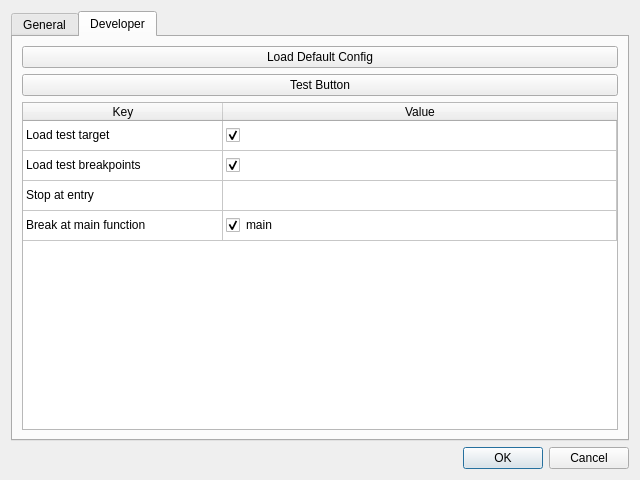
Above: resources/designer/settingsDialog.ui from jetedonner/LLDBPyGUI before the change. Below: the same form after it.
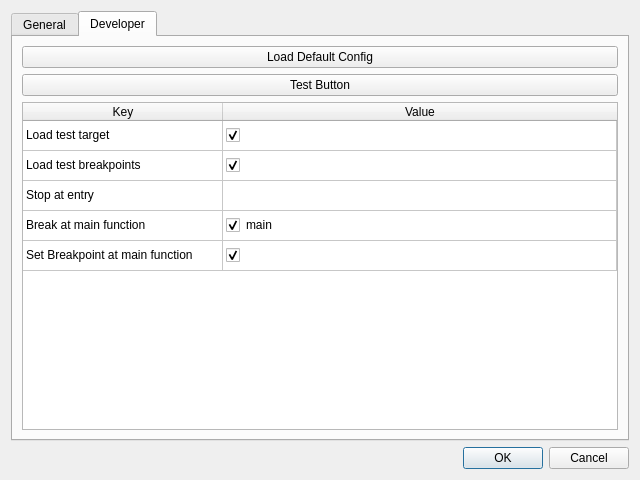
That is the form after the change. The open tabs and pages were chosen to show the change.

Commit message:
style 4 remember loc, reset gui, set breakpoint at main function
style 4 remember loc, reset gui, set breakpoint at main function

The edit to the form file:
```diff
--- a/resources/designer/settingsDialog.ui
+++ b/resources/designer/settingsDialog.ui
@@ -381,6 +381,11 @@
            <string>Break at main function</string>
           </property>
          </row>
+         <row>
+          <property name="text">
+           <string>Set Breakpoint at main function</string>
+          </property>
+         </row>
          <column>
           <property name="text">
            <string>Key</string>
@@ -455,6 +460,19 @@
            <enum>Checked</enum>
           </property>
          </item>
+         <item row="4" column="0">
+          <property name="text">
+           <string>Set Breakpoint at main function</string>
+          </property>
+         </item>
+         <item row="4" column="1">
+          <property name="text">
+           <string/>
+          </property>
+          <property name="checkState">
+           <enum>Checked</enum>
+          </property>
+         </item>
         </widget>
        </item>
       </layout>
```
Left out of the diff: 8 changed lines with no effect on the pictures. The commit also changes 23 other files.
